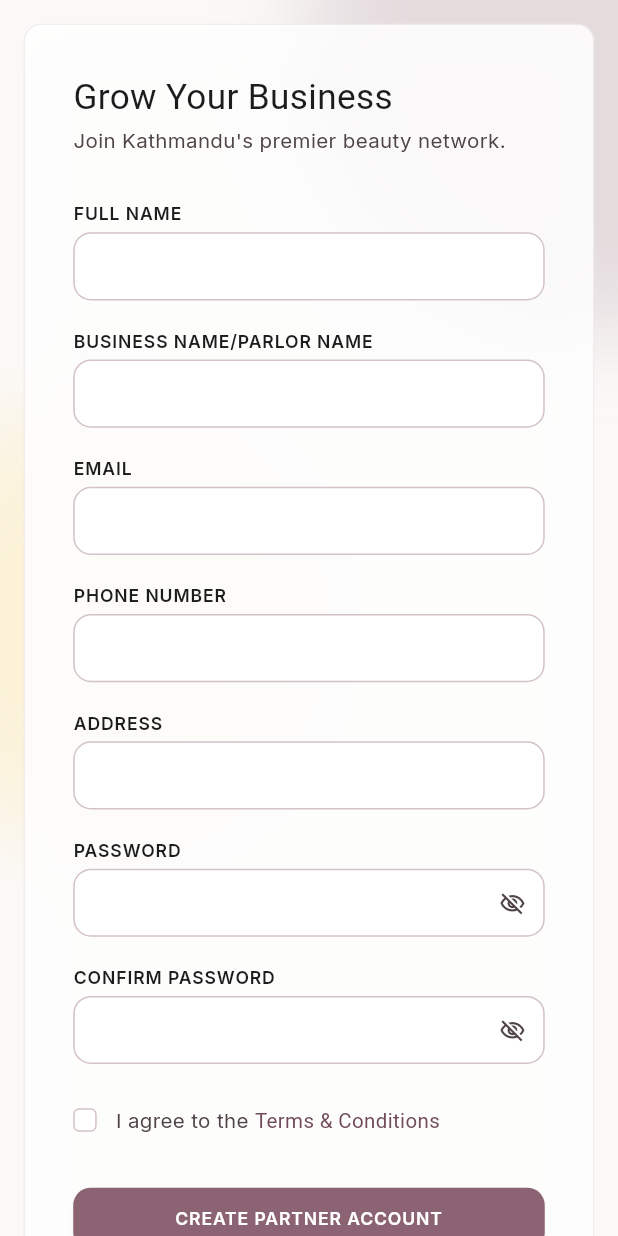
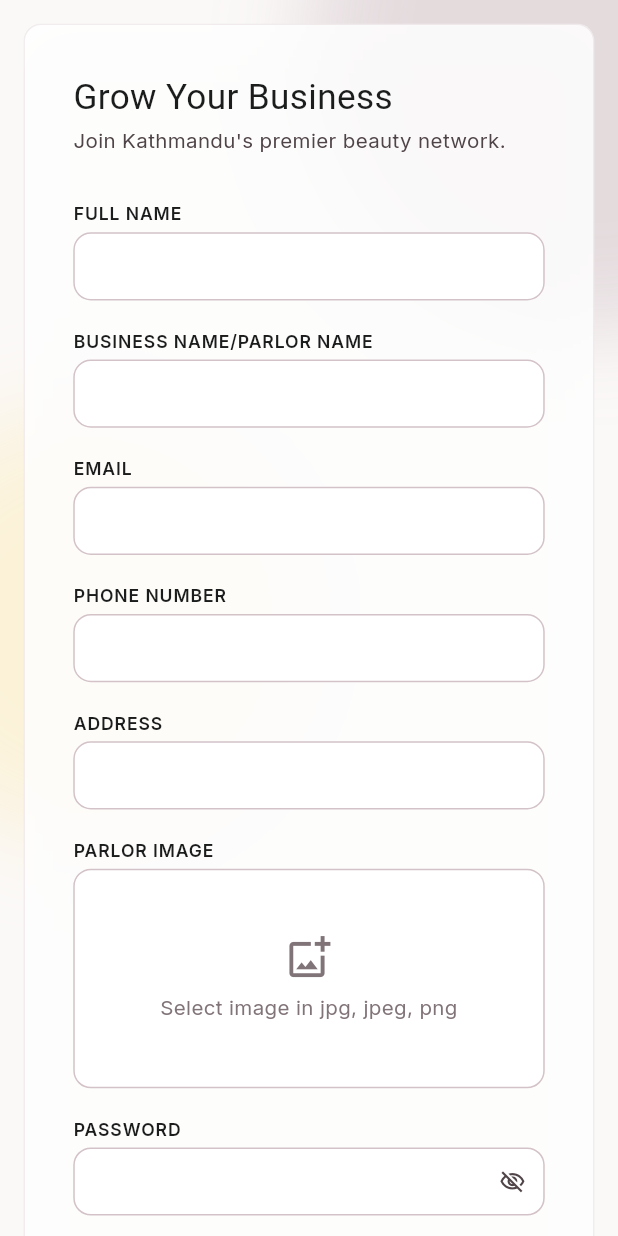
Before and after one commit to kiran22985/glamira-partner, a Flutter app: the PartnerSignupPage screen opened directly, on a phone screen of 412 x 824 dp. Run offline on Flutter 3.47's test engine with Material 3 defaults, Android fonts, the phone set to English and light mode, and no system bars; our stand-ins replace dio, flutter_riverpod, flutter_screenutil, flutter_svg, google_fonts, google_sign_in and 2 more; accounts and stored records are empty; Roboto replaces fonts that are missing (Bodoni Moda).

Commit message:
feat: add parlor image to partner sign-up
Owners can attach a photo of their parlor while creating an account. It
shows on the customer app's home screen via GET /parlors.

- widgets/image_picker_field.dart: full-width, 150px tall drop area
  matching the form's field width, with the prompt inside the box. Once
  chosen, the photo fills the box with a clear button in the corner.
- The gallery returns whatever the user taps, so the extension is checked
  after picking and anything outside jpg/jpeg/png is rejected — the hint
  alone cannot enforce it. Picks are capped at 1600px/85% so a 12MP shot
  doesn't become an oversized bitmap or a slow upload.
- Repository gains uploadParlorImage/removeParlorImage, and Partner gains
  imageUrl.

The upload is a second request because it needs the token signup returns.
If it fails the account is NOT rolled back: the partner continues into the
app with a warning, since stranding them on a form re-submitting an email
that already exists would be worse.

Adds NSPhotoLibraryUsageDescription to Info.plist. Without it iOS kills
the app when the gallery opens rather than showing an error.

Co-Authored-By: Claude Opus 5 <noreply@anthropic.com>

```diff
--- a/lib/models/partner.dart
+++ b/lib/models/partner.dart
@@ -8,6 +8,7 @@ class Partner {
     required this.phoneNumber,
     required this.address,
     required this.isActive,
+    this.imageUrl,
   });
 
   final String id;
@@ -18,6 +19,10 @@ class Partner {
   final String address;
   final bool isActive;
 
+  /// Server-relative path to the parlor photo (e.g. `/media/parlors/x.jpg`),
+  /// or null. Prefix with [apiBaseUrl] to load it.
+  final String? imageUrl;
+
   factory Partner.fromJson(Map<String, dynamic> json) {
     return Partner(
       id: json['id'] as String,
@@ -27,6 +32,7 @@ class Partner {
       phoneNumber: json['phone_number'] as String,
       address: json['address'] as String,
       isActive: json['is_active'] as bool? ?? true,
+      imageUrl: json['image_url'] as String?,
     );
   }
 }
--- a/lib/screens/auth/partner_signup_page.dart
+++ b/lib/screens/auth/partner_signup_page.dart
@@ -1,3 +1,4 @@
+import 'dart:io';
 import 'dart:ui';
 
 import 'package:flutter/material.dart';
@@ -10,6 +11,7 @@ import '../../providers/auth_providers.dart';
 import '../../theme/app_colors.dart';
 import '../../utils/validators.dart';
 import '../../widgets/auth_widgets.dart';
+import '../../widgets/image_picker_field.dart';
 import '../../widgets/partner_text_field.dart';
 import '../services/add_service_page.dart';
 
@@ -37,6 +39,9 @@ class _PartnerSignupPageState extends ConsumerState<PartnerSignupPage> {
   bool _agreedToTerms = false;
   bool _submitting = false;
 
+  /// Chosen parlor photo. Not yet uploaded — the API has no endpoint for it.
+  File? _parlorImage;
+
   @override
   void dispose() {
     _fullNameController.dispose();
@@ -59,7 +64,8 @@ class _PartnerSignupPageState extends ConsumerState<PartnerSignupPage> {
 
     setState(() => _submitting = true);
     try {
-      await ref.read(partnerAuthRepositoryProvider).signup(
+      final repository = ref.read(partnerAuthRepositoryProvider);
+      await repository.signup(
         fullName: _fullNameController.text,
         businessName: _businessNameController.text,
         email: _emailController.text,
@@ -68,6 +74,18 @@ class _PartnerSignupPageState extends ConsumerState<PartnerSignupPage> {
         password: _passwordController.text,
       );
       ref.read(authStateProvider.notifier).refresh();
+
+      // The image needs the token signup just stored, so it's a second call.
+      // A failure here must not strand the partner on the form — the account
+      // already exists — so it only warns and carries on.
+      final image = _parlorImage;
+      if (image != null) {
+        try {
+          await repository.uploadParlorImage(image);
+        } on PartnerAuthException catch (e) {
+          _snack('Account created, but the parlor image failed: ${e.message}');
+        }
+      }
       if (!mounted) return;
       // Signing up logs the partner straight in, so clear the auth stack.
       Navigator.of(context).pushAndRemoveUntil(
@@ -205,6 +223,12 @@ class _PartnerSignupPageState extends ConsumerState<PartnerSignupPage> {
                   textInputAction: TextInputAction.next,
                   validator: (v) =>
                       Validators.requiredField(v, field: 'Address'),
+                ),
+                SizedBox(height: 20.h),
+                ImagePickerField(
+                  label: 'PARLOR IMAGE',
+                  value: _parlorImage,
+                  onChanged: (file) => setState(() => _parlorImage = file),
                 ),
                 SizedBox(height: 20.h),
                 PartnerTextField(
--- /dev/null
+++ b/lib/widgets/image_picker_field.dart
@@ -0,0 +1,182 @@
+import 'dart:io';
+
+import 'package:flutter/material.dart';
+import 'package:flutter_screenutil/flutter_screenutil.dart';
+import 'package:google_fonts/google_fonts.dart';
+import 'package:image_picker/image_picker.dart';
+
+import '../theme/app_colors.dart';
+
+/// Labelled, full-width drop area that picks an image from the gallery.
+///
+/// Matches the width of the form's text fields and stands 150px tall, with the
+/// prompt inside the box. Once a picture is chosen it fills the box, with a
+/// clear button in the corner.
+///
+/// The gallery hands back whatever the user taps, so the extension is checked
+/// afterwards and anything outside [_allowedExtensions] is rejected — the hint
+/// alone can't enforce it.
+class ImagePickerField extends StatefulWidget {
+  const ImagePickerField({
+    super.key,
+    required this.label,
+    required this.onChanged,
+    this.hint = 'Select image in jpg, jpeg, png',
+    this.value,
+  });
+
+  final String label;
+
+  /// Called with the chosen file, or null when the picture is removed.
+  final ValueChanged<File?> onChanged;
+
+  final String hint;
+
+  /// Current selection, owned by the parent form.
+  final File? value;
+
+  @override
+  State<ImagePickerField> createState() => _ImagePickerFieldState();
+}
+
+class _ImagePickerFieldState extends State<ImagePickerField> {
+  static const _allowedExtensions = {'jpg', 'jpeg', 'png'};
+  static const double _boxHeight = 150;
+
+  bool _picking = false;
+
+  Future<void> _pick() async {
+    if (_picking) return;
+    setState(() => _picking = true);
+    try {
+      final picked = await ImagePicker().pickImage(
+        source: ImageSource.gallery,
+        // Parlor photos are shown small; cap the decode so a 12MP shot
+        // doesn't become a huge bitmap.
+        maxWidth: 1600,
+        maxHeight: 1600,
+        imageQuality: 85,
+      );
+      if (picked == null) return;
+
+      final extension = picked.path.split('.').last.toLowerCase();
+      if (!_allowedExtensions.contains(extension)) {
+        _error('Please choose a JPG, JPEG or PNG image.');
+        return;
+      }
+      widget.onChanged(File(picked.path));
+    } catch (_) {
+      _error('Could not open the gallery.');
+    } finally {
+      if (mounted) setState(() => _picking = false);
+    }
+  }
+
+  void _error(String message) {
+    if (!mounted) return;
+    ScaffoldMessenger.of(context)
+        .showSnackBar(SnackBar(content: Text(message)));
+  }
+
+  @override
+  Widget build(BuildContext context) {
+    return Column(
+      crossAxisAlignment: CrossAxisAlignment.start,
+      children: [
+        Text(
+          widget.label,
+          style: GoogleFonts.inter(
+            fontSize: 12.sp,
+            height: 16 / 12,
+            fontWeight: FontWeight.w600,
+            letterSpacing: 0.6,
+            color: AppColors.ink,
+          ),
+        ),
+        SizedBox(height: 4.h),
+        GestureDetector(
+          onTap: _pick,
+          behavior: HitTestBehavior.opaque,
+          child: Container(
+            width: double.infinity,
+            height: _boxHeight.h,
+            clipBehavior: Clip.antiAlias,
+            decoration: BoxDecoration(
+              color: Colors.white,
+              borderRadius: BorderRadius.circular(12.r),
+              border: Border.all(color: AppColors.border),
+            ),
+            child: _buildContents(),
+          ),
+        ),
+      ],
+    );
+  }
+
+  Widget _buildContents() {
+    if (_picking) {
+      return const Center(
+        child: SizedBox(
+          width: 22,
+          height: 22,
+          child: CircularProgressIndicator(
+            strokeWidth: 2.5,
+            valueColor: AlwaysStoppedAnimation(AppColors.brand),
+          ),
+        ),
+      );
+    }
+
+    final file = widget.value;
+    if (file == null) {
+      return Center(
+        child: Padding(
+          padding: EdgeInsets.symmetric(horizontal: 16.w),
+          child: Column(
+            mainAxisSize: MainAxisSize.min,
+            children: [
+              Icon(
+                Icons.add_photo_alternate_outlined,
+                size: 32.r,
+                color: AppColors.hint,
+              ),
+              SizedBox(height: 8.h),
+              Text(
+                widget.hint,
+                textAlign: TextAlign.center,
+                style: GoogleFonts.inter(
+                  fontSize: 14.sp,
+                  height: 20 / 14,
+                  color: AppColors.hint,
+                ),
+              ),
+            ],
+          ),
+        ),
+      );
+    }
+
+    return Stack(
+      fit: StackFit.expand,
+      children: [
+        Image.file(file, fit: BoxFit.cover, cacheWidth: 1200),
+        Positioned(
+          top: 8.h,
+          right: 8.w,
+          child: GestureDetector(
+            onTap: () => widget.onChanged(null),
+            behavior: HitTestBehavior.opaque,
+            child: Container(
+              padding: EdgeInsets.all(6.r),
+              decoration: const BoxDecoration(
+                color: Color.fromRGBO(0, 0, 0, 0.45),
+                shape: BoxShape.circle,
+              ),
+              child: Icon(Icons.close, size: 16.r, color: Colors.white),
+            ),
+          ),
+        ),
+      ],
+    );
+  }
+}
--- a/pubspec.yaml
+++ b/pubspec.yaml
@@ -41,6 +41,7 @@ dependencies:
   dio: ^5.7.0
   shared_preferences: ^2.3.0
   google_sign_in: ^6.2.1
+  image_picker: ^1.1.2
 
 dev_dependencies:
   flutter_test:
```
Also changed, not shown: lib/data/partner_auth_repository.dart (+46 -0 lines), pubspec.lock, 6 other files. Lines whose indentation alone changed are shown as unchanged.
